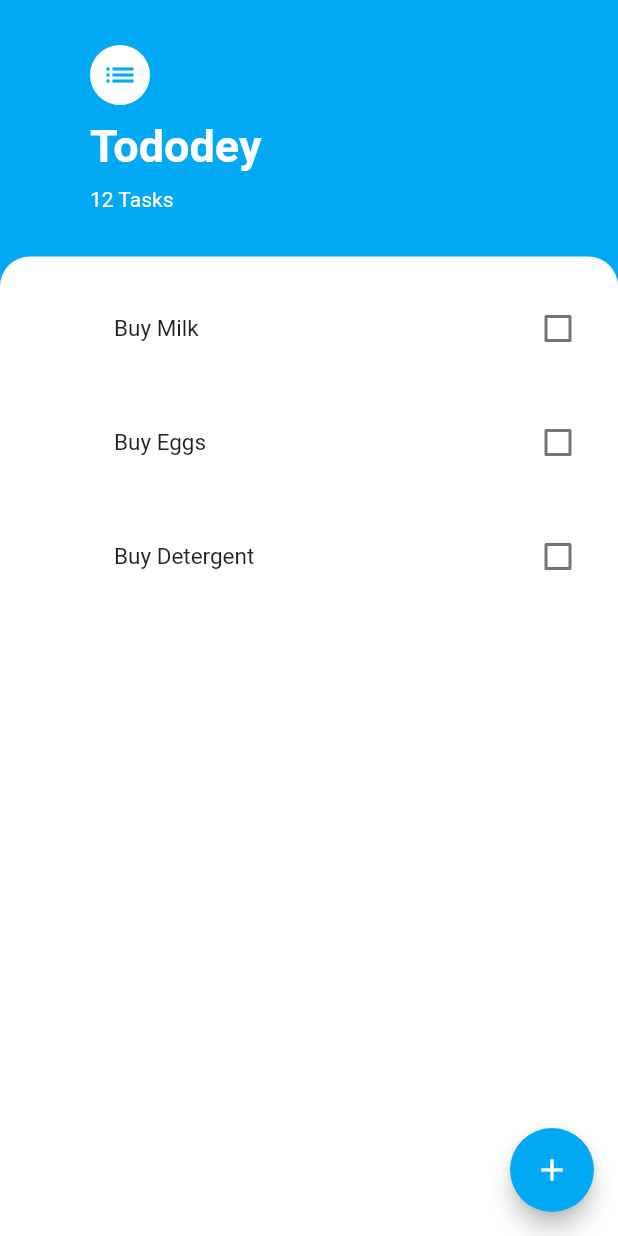
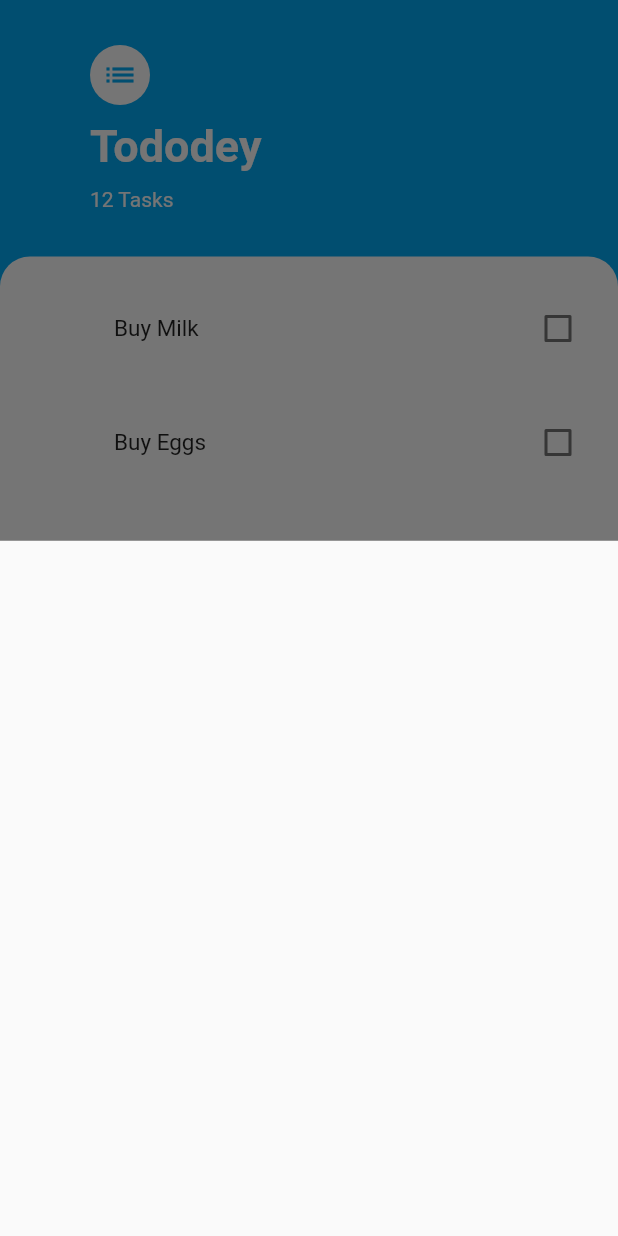
Before and after one commit to AhmedGrati/FlutterStateManagement, a Flutter app: the screen it shows after launch, after a tap on the "add" icon, on a phone screen of 412 x 824 dp. Run offline on Flutter 3.47's test engine with Material 2 defaults, Android fonts, the phone set to English and light mode, and no system bars.

Commit message:
decomposing project

```diff
--- /dev/null
+++ b/lib/screens/bottom_modal.dart
@@ -0,0 +1,8 @@
+import 'package:flutter/material.dart';
+
+class BottomModal extends StatelessWidget {
+  @override
+  Widget build(BuildContext context) {
+    return Container();
+  }
+}
--- a/lib/screens/tasks_screen.dart
+++ b/lib/screens/tasks_screen.dart
@@ -1,13 +1,19 @@
 import 'package:flutter/cupertino.dart';
 import 'package:flutter/material.dart';
+import 'package:flutter_state_management/screens/bottom_modal.dart';
+import 'package:flutter_state_management/widgets/task_list.dart';
+import 'package:flutter_state_management/widgets/task_tile.dart';
 class TasksScreen extends StatelessWidget {
   @override
   Widget build(BuildContext context) {
-    List<String> tasks = ['Buy Milk','Buy Eggs','Buy Detergent'];
+    List<String> myTasks = ['Buy Milk','Buy Eggs','Buy Detergent'];
     return Scaffold(
       backgroundColor: Colors.lightBlue,
       floatingActionButton: FloatingActionButton(
-        onPressed: () {},
+        onPressed: () {
+          print("hey yazebi");
+          showModalBottomSheet(context: context, builder:(context) => BottomModal());
+        },
         backgroundColor: Colors.lightBlue,
         child: Icon(
           Icons.add,
@@ -54,30 +60,9 @@ class TasksScreen extends StatelessWidget {
                 color: Colors.white,
                 borderRadius: BorderRadius.only(topLeft: Radius.circular(20.0) , topRight: Radius.circular(20.0))
               ),
-              child:
-                ListView.separated(
-                    itemBuilder: (BuildContext context , int index) {
-                      return Padding(
-                        padding: EdgeInsets.only(left:60.0 , top:20.0),
-                        child: ListTile(
-                          title:Text(tasks[index] ,
-                            style: TextStyle(
-                              fontSize: 15.0,
-                            ),
-                          ),
-                          trailing:  Checkbox(
-                            onChanged: (value) {
-                              print('changed : $value');
-                            },
-                            value: false,
-                          ),
-                        ),
-                      );
-                    },
-                    separatorBuilder: (BuildContext context , int index) {
-                      return SizedBox(height: 0.0,);
-                    },
-                    itemCount: tasks.length)
+              child: TasksList(
+                tasks: myTasks,
+              )
             ),
           ),
         ],
--- /dev/null
+++ b/lib/widgets/task_list.dart
@@ -0,0 +1,25 @@
+import 'package:flutter/material.dart';
+import 'package:flutter_state_management/widgets/task_tile.dart';
+ class TasksList extends StatelessWidget {
+
+   final List<String> tasks;
+
+   TasksList({
+     @required this.tasks
+    });
+
+   @override
+   Widget build(BuildContext context) {
+     return ListView.separated(
+         itemBuilder: (BuildContext context , int index) {
+           return Padding(
+               padding: EdgeInsets.only(left:60.0 , top:20.0),
+               child: TaskTile(title: tasks[index],)
+           );
+         },
+         separatorBuilder: (BuildContext context , int index) {
+           return SizedBox(height: 0.0,);
+         },
+         itemCount: tasks.length);
+   }
+ }
--- /dev/null
+++ b/lib/widgets/task_tile.dart
@@ -0,0 +1,23 @@
+import 'package:flutter/material.dart';
+
+class TaskTile extends StatelessWidget {
+  final String title;
+  TaskTile({
+    this.title
+  });
+  @override
+  Widget build(BuildContext context) {
+    return ListTile(
+      title:Text(title ,
+        style: TextStyle(
+          fontSize: 15.0,
+        ),
+      ),
+      trailing:  Checkbox(
+        onChanged: (value) {
+        },
+        value: false,
+      ),
+    );
+  }
+}
```
